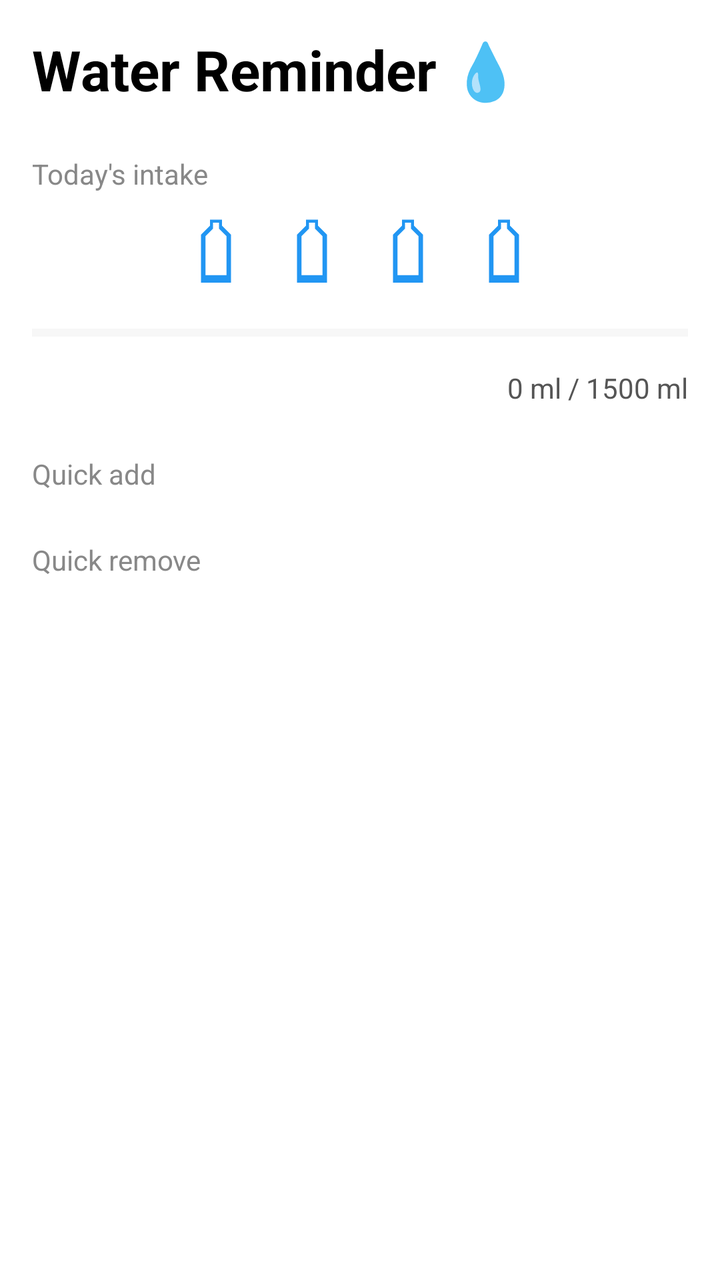
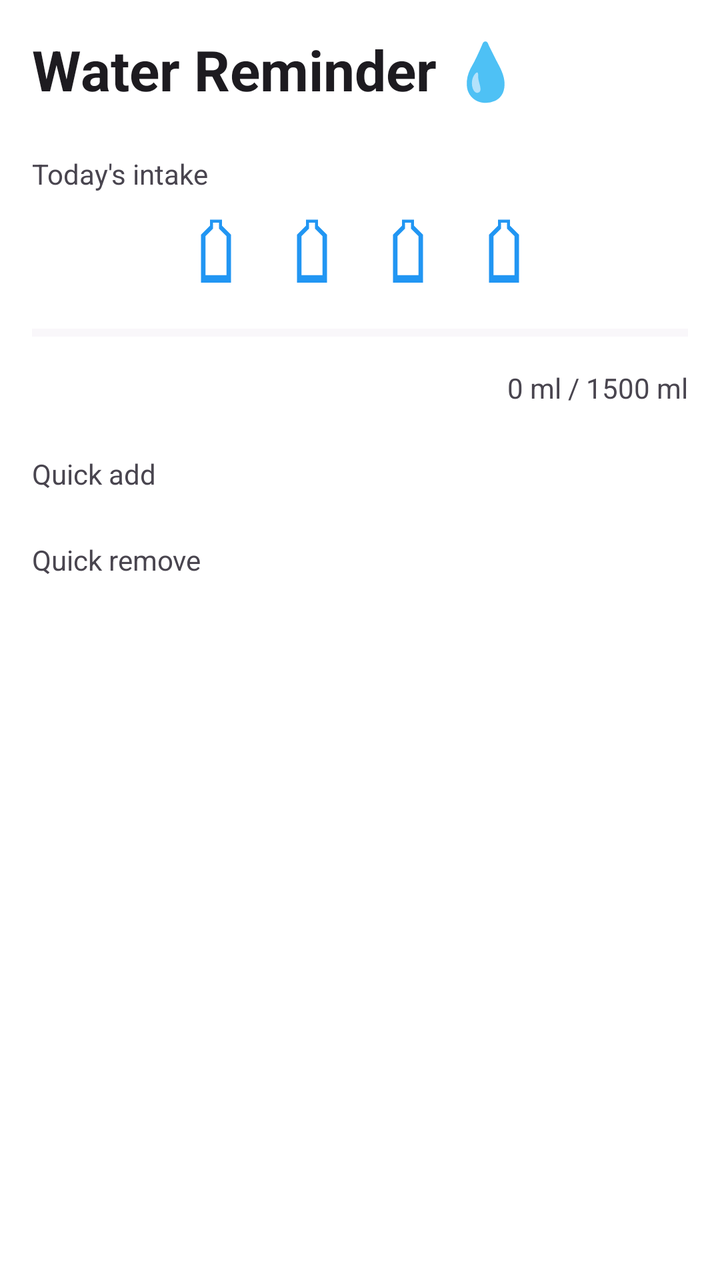

Screens rendered from an Android XML layout before and after an edit, with the pre-edit source and the edit as a unified diff.
<!-- AndroidManifest.xml: application theme Theme.WaterReminder -->
<!-- res/layout/fragment_water.xml -->
<?xml version="1.0" encoding="utf-8"?>
<androidx.core.widget.NestedScrollView xmlns:android="http://schemas.android.com/apk/res/android"
    xmlns:app="http://schemas.android.com/apk/res-auto"
    xmlns:tools="http://schemas.android.com/tools"
    android:layout_width="match_parent"
    android:layout_height="match_parent"
    android:background="#FFFFFF"
    tools:context=".FirstFragment">

    <androidx.constraintlayout.widget.ConstraintLayout
        android:layout_width="match_parent"
        android:layout_height="match_parent"
        android:padding="16dp">

        <TextView
            android:id="@+id/title_water_reminder"
            android:layout_width="0dp"
            android:layout_height="wrap_content"
            android:text="Water Reminder 💧"
            android:textColor="#000000"
            android:textSize="28sp"
            android:textStyle="bold"
            app:layout_constraintEnd_toEndOf="parent"
            app:layout_constraintStart_toStartOf="parent"
            app:layout_constraintTop_toTopOf="parent" />

        <TextView
            android:id="@+id/text_intake_label"
            android:layout_width="0dp"
            android:layout_height="wrap_content"
            android:layout_marginTop="24dp"
            android:text="Today's intake"
            android:textColor="#888888"
            android:textSize="14sp"
            app:layout_constraintEnd_toEndOf="parent"
            app:layout_constraintStart_toStartOf="parent"
            app:layout_constraintTop_toBottomOf="@id/title_water_reminder" />

        
        <LinearLayout
            android:id="@+id/container_bottles"
            android:layout_width="0dp"
            android:layout_height="wrap_content"
            android:layout_marginTop="12dp"
            android:gravity="center"
            android:orientation="horizontal"
            app:layout_constraintEnd_toEndOf="parent"
            app:layout_constraintStart_toStartOf="parent"
            app:layout_constraintTop_toBottomOf="@id/text_intake_label">

            <ImageView
                android:id="@+id/bottle_1"
                android:layout_width="36dp"
                android:layout_height="36dp"
                android:layout_marginEnd="12dp"
                android:src="@drawable/ic_bottle_empty"
                android:tint="#2196F3" />

            <ImageView
                android:id="@+id/bottle_2"
                android:layout_width="36dp"
                android:layout_height="36dp"
                android:layout_marginEnd="12dp"
                android:src="@drawable/ic_bottle_empty"
                android:tint="#2196F3" />

            <ImageView
                android:id="@+id/bottle_3"
                android:layout_width="36dp"
                android:layout_height="36dp"
                android:layout_marginEnd="12dp"
                android:src="@drawable/ic_bottle_empty"
                android:tint="#2196F3" />

            <ImageView
                android:id="@+id/bottle_4"
                android:layout_width="36dp"
                android:layout_height="36dp"
                android:src="@drawable/ic_bottle_empty"
                android:tint="#2196F3" />

        </LinearLayout>

        <ProgressBar
            android:id="@+id/progress_water"
            style="@style/Widget.AppCompat.ProgressBar.Horizontal"
            android:layout_width="0dp"
            android:layout_height="20dp"
            android:layout_marginTop="12dp"
            android:max="100"
            android:progress="0"
            android:progressBackgroundTint="#E0E0E0"
            android:progressTint="#2196F3"
            app:layout_constraintEnd_toEndOf="parent"
            app:layout_constraintStart_toStartOf="parent"
            app:layout_constraintTop_toBottomOf="@id/container_bottles" />

        <TextView
            android:id="@+id/text_intake_amount"
            android:layout_width="0dp"
            android:layout_height="wrap_content"
            android:layout_marginTop="8dp"
            android:gravity="end"
            android:text="0 ml / 1500 ml"
            android:textColor="#555555"
            android:textSize="14sp"
            app:layout_constraintEnd_toEndOf="parent"
            app:layout_constraintStart_toStartOf="parent"
            app:layout_constraintTop_toBottomOf="@id/progress_water" />

        
        <TextView
            android:id="@+id/text_quick_add_label"
            android:layout_width="0dp"
            android:layout_height="wrap_content"
            android:layout_marginTop="24dp"
            android:text="Quick add"
            android:textColor="#888888"
            android:textSize="14sp"
            app:layout_constraintEnd_toEndOf="parent"
            app:layout_constraintStart_toStartOf="parent"
            app:layout_constraintTop_toBottomOf="@id/text_intake_amount" />

        
        <HorizontalScrollView
            android:id="@+id/scroll_quick_add"
            android:layout_width="0dp"
            android:layout_height="wrap_content"
            android:layout_marginTop="8dp"
            android:scrollbars="none"
            app:layout_constraintEnd_toEndOf="parent"
            app:layout_constraintStart_toStartOf="parent"
            app:layout_constraintTop_toBottomOf="@id/text_quick_add_label">

            <LinearLayout
                android:id="@+id/container_quick_add"
                android:layout_width="wrap_content"
                android:layout_height="wrap_content"
                android:orientation="horizontal" />

        </HorizontalScrollView>

        
        <TextView
            android:id="@+id/text_quick_remove_label"
            android:layout_width="0dp"
            android:layout_height="wrap_content"
            android:layout_marginTop="16dp"
            android:text="Quick remove"
            android:textColor="#888888"
            android:textSize="14sp"
            app:layout_constraintEnd_toEndOf="parent"
            app:layout_constraintStart_toStartOf="parent"
            app:layout_constraintTop_toBottomOf="@id/scroll_quick_add" />

        
        <HorizontalScrollView
            android:id="@+id/scroll_quick_remove"
            android:layout_width="0dp"
            android:layout_height="wrap_content"
            android:layout_marginTop="8dp"
            android:scrollbars="none"
            app:layout_constraintEnd_toEndOf="parent"
            app:layout_constraintStart_toStartOf="parent"
            app:layout_constraintTop_toBottomOf="@id/text_quick_remove_label">

            <LinearLayout
                android:id="@+id/container_quick_remove"
                android:layout_width="wrap_content"
                android:layout_height="wrap_content"
                android:orientation="horizontal" />

        </HorizontalScrollView>

        <TextView
            android:id="@+id/text_goal_reached"
            android:layout_width="0dp"
            android:layout_height="wrap_content"
            android:layout_marginTop="24dp"
            android:gravity="center"
            android:lineSpacingMultiplier="1.4"
            android:text="🎉 Congratulations!\nYou reached your daily goal!"
            android:textColor="#2196F3"
            android:textSize="16sp"
            android:textStyle="bold"
            android:visibility="gone"
            app:layout_constraintEnd_toEndOf="parent"
            app:layout_constraintStart_toStartOf="parent"
            app:layout_constraintTop_toBottomOf="@id/scroll_quick_remove"
            tools:visibility="visible" />

    </androidx.constraintlayout.widget.ConstraintLayout>
</androidx.core.widget.NestedScrollView>
<!-- resources referenced by this layout -->
<resources>
  <!-- drawable ic_bottle_empty (drawable) -->
  <?xml version="1.0" encoding="utf-8"?>
  <vector xmlns:android="http://schemas.android.com/apk/res/android"
      android:width="24dp"
      android:height="24dp"
      android:viewportWidth="24"
      android:viewportHeight="24">
      <path
          android:fillColor="#FFFFFF"
          android:fillType="evenOdd"
          android:pathData="
              M10,1 H14 V3 L17,6 V22 H7 V6 L10,3 Z
              M11,2 H13 V4 L15.5,6.5 V21 H8.5 V6.5 L11,4 Z
              M8.5,19.5 H15.5 V21 H8.5 Z" />
  </vector>
  <style name="Theme.WaterReminder" parent="Base.Theme.WaterReminder" />
  <style name="Base.Theme.WaterReminder" parent="Theme.Material3.DayNight.NoActionBar">
          
          
      </style>
</resources>

<!-- the commit's change to res/layout/fragment_water.xml (unified diff, before → after) -->
@@ -4,7 +4,7 @@
     xmlns:tools="http://schemas.android.com/tools"
     android:layout_width="match_parent"
     android:layout_height="match_parent"
-    android:background="#FFFFFF"
+    android:background="@color/page_background"
     tools:context=".FirstFragment">
 
     <androidx.constraintlayout.widget.ConstraintLayout
@@ -17,7 +17,7 @@
             android:layout_width="0dp"
             android:layout_height="wrap_content"
             android:text="Water Reminder 💧"
-            android:textColor="#000000"
+            android:textColor="?attr/colorOnSurface"
             android:textSize="28sp"
             android:textStyle="bold"
             app:layout_constraintEnd_toEndOf="parent"
@@ -30,7 +30,7 @@
             android:layout_height="wrap_content"
             android:layout_marginTop="24dp"
             android:text="Today's intake"
-            android:textColor="#888888"
+            android:textColor="?attr/colorOnSurfaceVariant"
             android:textSize="14sp"
             app:layout_constraintEnd_toEndOf="parent"
             app:layout_constraintStart_toStartOf="parent"
@@ -54,7 +54,7 @@
                 android:layout_height="36dp"
                 android:layout_marginEnd="12dp"
                 android:src="@drawable/ic_bottle_empty"
-                android:tint="#2196F3" />
+                android:tint="@color/brand_blue" />
 
             <ImageView
                 android:id="@+id/bottle_2"
@@ -62,7 +62,7 @@
                 android:layout_height="36dp"
                 android:layout_marginEnd="12dp"
                 android:src="@drawable/ic_bottle_empty"
-                android:tint="#2196F3" />
+                android:tint="@color/brand_blue" />
 
             <ImageView
                 android:id="@+id/bottle_3"
@@ -70,14 +70,14 @@
                 android:layout_height="36dp"
                 android:layout_marginEnd="12dp"
                 android:src="@drawable/ic_bottle_empty"
-                android:tint="#2196F3" />
+                android:tint="@color/brand_blue" />
 
             <ImageView
                 android:id="@+id/bottle_4"
                 android:layout_width="36dp"
                 android:layout_height="36dp"
                 android:src="@drawable/ic_bottle_empty"
-                android:tint="#2196F3" />
+                android:tint="@color/brand_blue" />
 
         </LinearLayout>
 
@@ -89,8 +89,8 @@
             android:layout_marginTop="12dp"
             android:max="100"
             android:progress="0"
-            android:progressBackgroundTint="#E0E0E0"
-            android:progressTint="#2196F3"
+            android:progressBackgroundTint="?attr/colorSurfaceVariant"
+            android:progressTint="@color/brand_blue"
             app:layout_constraintEnd_toEndOf="parent"
             app:layout_constraintStart_toStartOf="parent"
             app:layout_constraintTop_toBottomOf="@id/container_bottles" />
@@ -102,7 +102,7 @@
             android:layout_marginTop="8dp"
             android:gravity="end"
             android:text="0 ml / 1500 ml"
-            android:textColor="#555555"
+            android:textColor="?attr/colorOnSurfaceVariant"
             android:textSize="14sp"
             app:layout_constraintEnd_toEndOf="parent"
             app:layout_constraintStart_toStartOf="parent"
@@ -115,7 +115,7 @@
             android:layout_height="wrap_content"
             android:layout_marginTop="24dp"
             android:text="Quick add"
-            android:textColor="#888888"
+            android:textColor="?attr/colorOnSurfaceVariant"
             android:textSize="14sp"
             app:layout_constraintEnd_toEndOf="parent"
             app:layout_constraintStart_toStartOf="parent"
@@ -147,7 +147,7 @@
             android:layout_height="wrap_content"
             android:layout_marginTop="16dp"
             android:text="Quick remove"
-            android:textColor="#888888"
+            android:textColor="?attr/colorOnSurfaceVariant"
             android:textSize="14sp"
             app:layout_constraintEnd_toEndOf="parent"
             app:layout_constraintStart_toStartOf="parent"
@@ -180,7 +180,7 @@
             android:gravity="center"
             android:lineSpacingMultiplier="1.4"
             android:text="🎉 Congratulations!\nYou reached your daily goal!"
-            android:textColor="#2196F3"
+            android:textColor="@color/brand_blue"
             android:textSize="16sp"
             android:textStyle="bold"
             android:visibility="gone"
<!-- resource entries referenced after the edit -->
@@ -1,5 +1,7 @@
 <!-- resources referenced by this layout -->
 <resources>
+  <color name="brand_blue">#2196F3</color>
+  <color name="page_background">#FFFFFF</color>
   <!-- drawable ic_bottle_empty (drawable) -->
   <?xml version="1.0" encoding="utf-8"?>
   <vector xmlns:android="http://schemas.android.com/apk/res/android"
